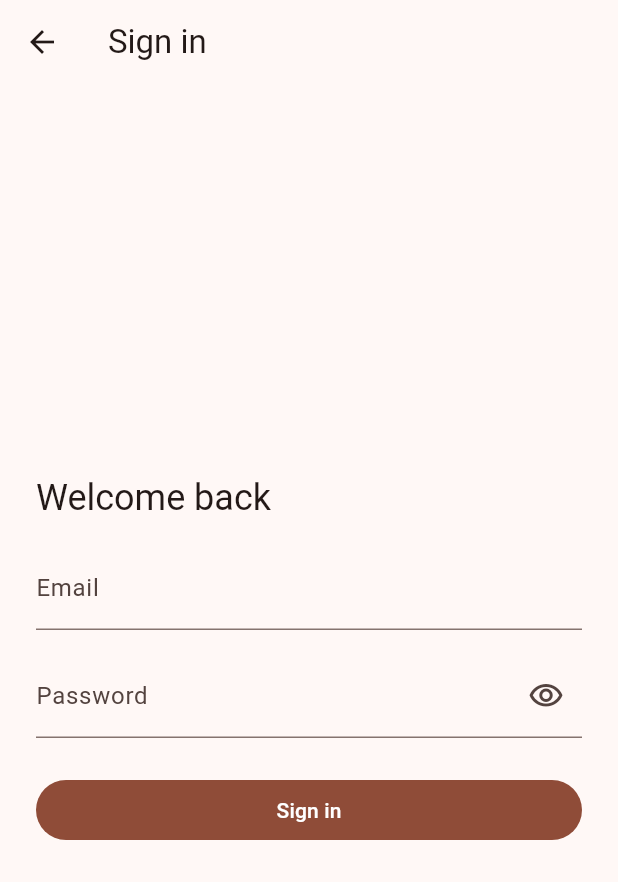
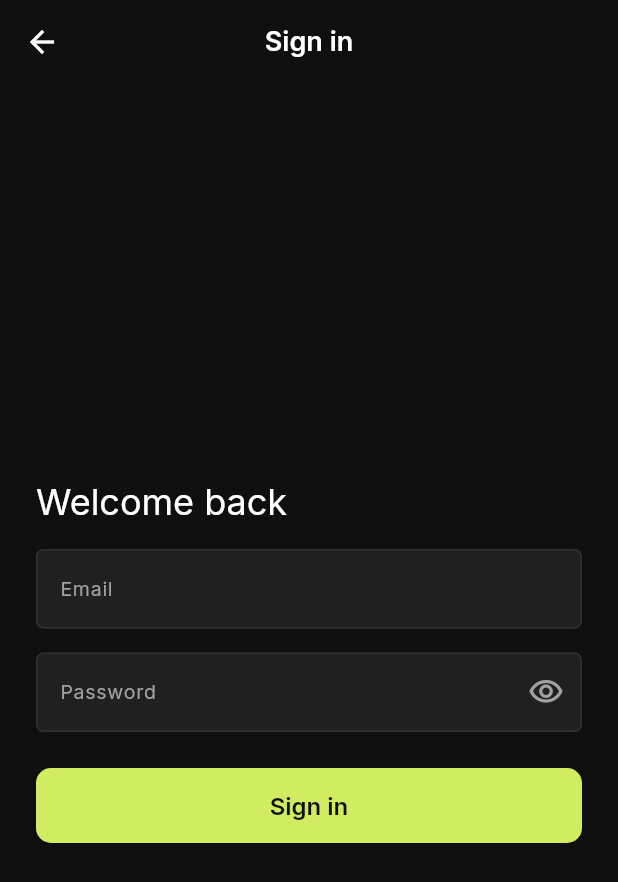
Before and after one commit to huynguyennang-agilityio/claude-code-training, a Flutter app: the screen it shows after launch, after a tap on "Sign in", on a phone screen of 412 x 824 dp. Shown: the top 882 px of the screen. Run offline on Flutter 3.47's test engine with Material 3 defaults, Android fonts, the phone set to English and light mode, and no system bars; our stand-ins replace dio, equatable, flutter_bloc, flutter_secure_storage, freezed_annotation, get_it and 2 more.

Commit message:
feat: apply the Figma dark theme and Inter font (Refs #52)
Co-Authored-By: Claude Sonnet 5.5 <noreply@anthropic.com>

```diff
--- a/mobile/lib/app.dart
+++ b/mobile/lib/app.dart
@@ -36,7 +36,7 @@ class _StrideQuestAppState extends State<StrideQuestApp> {
       value: widget.authBloc,
       child: MaterialApp.router(
         title: 'StrideQuest',
-        theme: AppTheme.light,
+        theme: AppTheme.dark,
         routerConfig: _router,
       ),
     );
--- a/mobile/lib/core/theme/app_theme.dart
+++ b/mobile/lib/core/theme/app_theme.dart
@@ -1,5 +1,141 @@
 import 'package:flutter/material.dart';
 
+import 'app_tokens.dart';
+
+/// The app theme, taken from the Figma file "StrideQuest" (Colors section and
+/// text styles). Figma only defines a dark theme, so there is no light one.
+///
+/// Screens read colors and text styles from `Theme.of(context)`; they never
+/// name a color or a font.
 abstract final class AppTheme {
-  static ThemeData get light => ThemeData(colorSchemeSeed: Colors.deepOrange);
+  static const _darkest = Color(0xFF0F0F0F);
+  static const _dark = Color(0xFF202020);
+  static const _default = Color(0xFF303030);
+  static const _light = Color(0xFF404040);
+  static const _lime = Color(0xFFD0EC60);
+  static const _white = Color(0xFFFFFFFF);
+  static const _textSecondary = Color(0xFFA1A1A2);
+  static const _textDisabled = Color(0xFF5F5E60);
+  static const _error = Color(0xFFE54D4F);
+
+  // Figma has no banner colors. These are ours, chosen so text on a banner
+  // keeps a contrast of at least 4.5 (the accessibility guideline): a dark red
+  // tint with a light red text for errors, a neutral surface for notices.
+  static const _errorContainer = Color(0xFF3B1C1D);
+  static const _onErrorContainer = Color(0xFFFFB4B5);
+
+  static const _fontFamily = 'Inter';
+
+  static const _colorScheme = ColorScheme(
+    brightness: Brightness.dark,
+    primary: _lime,
+    onPrimary: _darkest,
+    secondary: _lime,
+    onSecondary: _darkest,
+    error: _error,
+    onError: _white,
+    errorContainer: _errorContainer,
+    onErrorContainer: _onErrorContainer,
+    secondaryContainer: _default,
+    onSecondaryContainer: _white,
+    surface: _darkest,
+    onSurface: _white,
+    onSurfaceVariant: _textSecondary,
+    surfaceContainerLowest: _darkest,
+    surfaceContainerLow: _dark,
+    surfaceContainer: _dark,
+    surfaceContainerHigh: _default,
+    surfaceContainerHighest: _light,
+    outline: _default,
+    outlineVariant: _default,
+  );
+
+  /// Inter at [size] and [weight]. The font is a variable font, so the weight
+  /// is also set on its `wght` axis; `fontWeight` alone is not enough.
+  static TextStyle _inter(double size, FontWeight weight) => TextStyle(
+    fontFamily: _fontFamily,
+    fontSize: size,
+    fontWeight: weight,
+    fontVariations: [FontVariation.weight(weight.value.toDouble())],
+  );
+
+  /// The Figma text styles, mapped to the Material roles that screens use.
+  static final _textTheme = TextTheme(
+    displaySmall: _inter(32, FontWeight.w700),
+    headlineMedium: _inter(24, FontWeight.w700),
+    titleLarge: _inter(18, FontWeight.w600),
+    titleMedium: _inter(16, FontWeight.w600),
+    bodyLarge: _inter(14, FontWeight.w400),
+    bodyMedium: _inter(13, FontWeight.w400),
+    bodySmall: _inter(13, FontWeight.w400),
+    labelLarge: _inter(16, FontWeight.w600),
+    labelMedium: _inter(13, FontWeight.w500),
+    labelSmall: _inter(13, FontWeight.w600),
+  ).apply(bodyColor: _white, displayColor: _white);
+
+  static ThemeData get dark {
+    final inputBorder = OutlineInputBorder(
+      borderRadius: BorderRadius.circular(AppRadius.xs),
+      borderSide: const BorderSide(color: _default),
+    );
+    return ThemeData(
+      useMaterial3: true,
+      colorScheme: _colorScheme,
+      scaffoldBackgroundColor: _darkest,
+      fontFamily: _fontFamily,
+      textTheme: _textTheme,
+      appBarTheme: AppBarTheme(
+        backgroundColor: _darkest,
+        foregroundColor: _white,
+        surfaceTintColor: Colors.transparent,
+        centerTitle: true,
+        titleTextStyle: _textTheme.titleLarge,
+      ),
+      filledButtonTheme: FilledButtonThemeData(
+        style: FilledButton.styleFrom(
+          backgroundColor: _lime,
+          foregroundColor: _darkest,
+          disabledBackgroundColor: _default,
+          disabledForegroundColor: _textDisabled,
+          minimumSize: const Size.fromHeight(AppSizes.buttonHeight),
+          shape: RoundedRectangleBorder(
+            borderRadius: BorderRadius.circular(AppRadius.button),
+          ),
+          textStyle: _textTheme.labelLarge,
+        ),
+      ),
+      textButtonTheme: TextButtonThemeData(
+        style: TextButton.styleFrom(
+          foregroundColor: _lime,
+          textStyle: _textTheme.labelSmall,
+        ),
+      ),
+      inputDecorationTheme: InputDecorationTheme(
+        filled: true,
+        fillColor: _dark,
+        contentPadding: const EdgeInsets.symmetric(
+          horizontal: AppSpacing.sm,
+          vertical: AppSpacing.md,
+        ),
+        hintStyle: _textTheme.bodyMedium?.copyWith(color: _textDisabled),
+        labelStyle: _textTheme.bodyMedium?.copyWith(color: _textSecondary),
+        floatingLabelStyle: _textTheme.bodyMedium?.copyWith(
+          color: _textSecondary,
+        ),
+        errorStyle: _textTheme.bodyMedium?.copyWith(color: _error),
+        border: inputBorder,
+        enabledBorder: inputBorder,
+        disabledBorder: inputBorder,
+        focusedBorder: inputBorder.copyWith(
+          borderSide: const BorderSide(color: _lime),
+        ),
+        errorBorder: inputBorder.copyWith(
+          borderSide: const BorderSide(color: _error),
+        ),
+        focusedErrorBorder: inputBorder.copyWith(
+          borderSide: const BorderSide(color: _error),
+        ),
+      ),
+    );
+  }
 }
--- a/mobile/lib/core/theme/app_tokens.dart
+++ b/mobile/lib/core/theme/app_tokens.dart
@@ -2,8 +2,8 @@
 /// of numeric literals; `test/core/theme/theme_tokens_guard_test.dart`
 /// enforces it.
 ///
-/// There is no design file yet, so the values are a starting 4-pt scale.
-/// Replace them, not their names, when a design exists.
+/// The spacing scale is a 4-pt scale; the radii and sizes below that the Figma
+/// file uses (input 5, button 10, button 50) were read from its frames.
 library;
 
 /// Spacing scale in logical pixels, for padding, margins and gaps.
@@ -19,9 +19,14 @@ abstract final class AppSpacing {
 
 /// Corner radius scale in logical pixels.
 abstract final class AppRadius {
+  /// Input fields.
+  static const double xs = 5;
   static const double sm = 8;
   static const double md = 12;
   static const double lg = 16;
+
+  /// Primary buttons.
+  static const double button = 10;
 
   /// Fully rounded ends (pills, avatars).
   static const double full = 999;
@@ -31,4 +36,7 @@ abstract final class AppRadius {
 abstract final class AppSizes {
   /// The widest a form grows on a large screen, so fields don't stretch edge to edge.
   static const double formMaxWidth = 480;
+
+  /// Height of a primary button.
+  static const double buttonHeight = 50;
 }
--- a/mobile/pubspec.yaml
+++ b/mobile/pubspec.yaml
@@ -35,3 +35,9 @@ dev_dependencies:
 
 flutter:
   uses-material-design: true
+  fonts:
+    # Inter (SIL Open Font License 1.1), a variable font: the weight comes
+    # from its `wght` axis, set in `lib/core/theme/app_theme.dart`.
+    - family: Inter
+      fonts:
+        - asset: assets/fonts/Inter-VariableFont.ttf
```
Also changed, not shown: mobile/assets/fonts/Inter-VariableFont.ttf (added), 14 other files.
